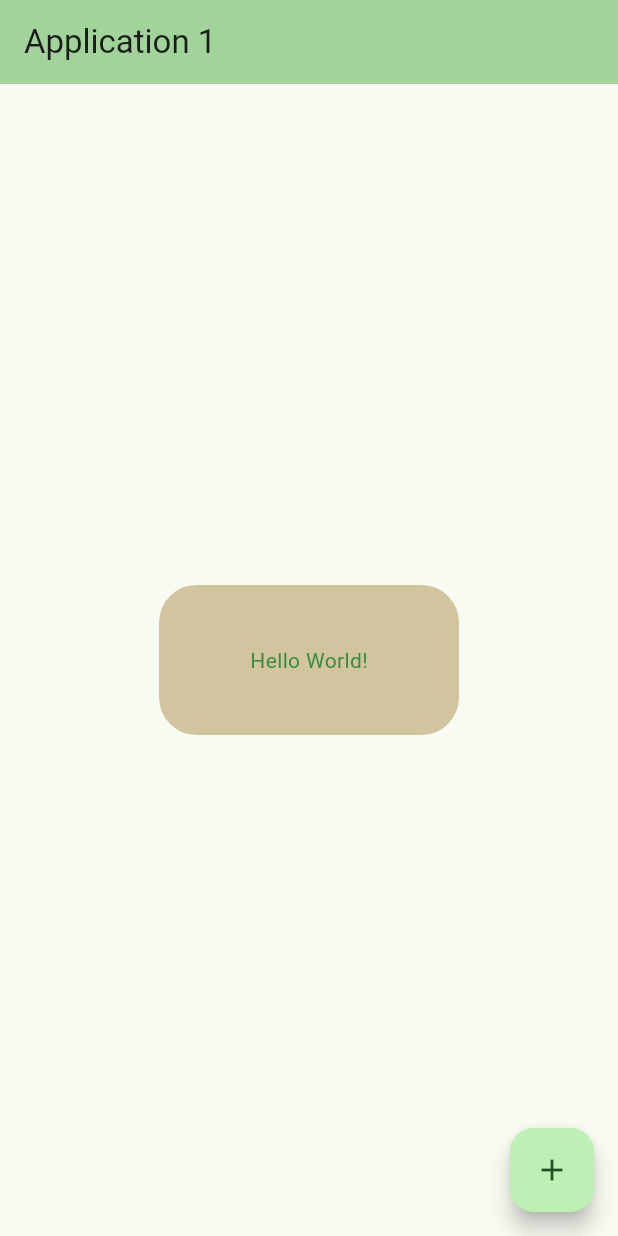
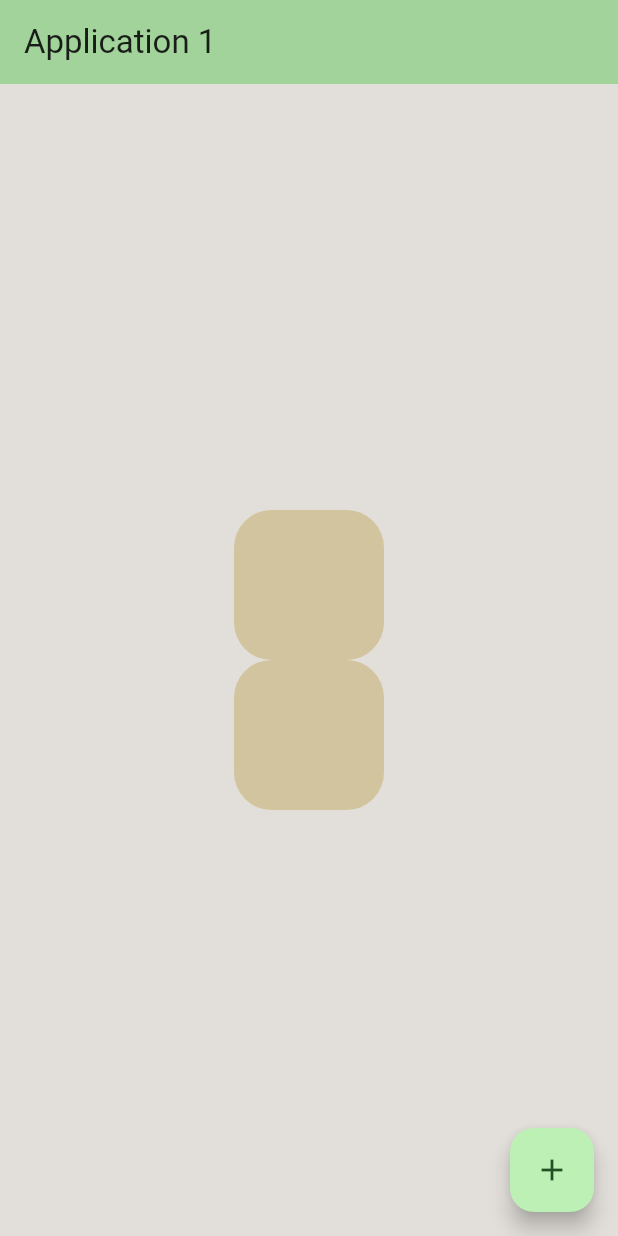
Before and after one commit to 49M/flutter_app1, a Flutter app: the screen it shows after launch, on a phone screen of 412 x 824 dp. Run offline on Flutter 3.47's test engine with Material 3 defaults, Android fonts, the phone set to English and light mode, and no system bars.

Commit message:
column practice

```diff
--- a/lib/main.dart
+++ b/lib/main.dart
@@ -83,21 +83,31 @@ class _MyHomePageState extends State<MyHomePage> {
             // Center is a layout widget. It takes a single child and positions it
             // in the middle of the parent.
             child: Container(
+          color: const Color(0xFFE2DFDA),
+          width: double.infinity,
+          child: Column(mainAxisAlignment: MainAxisAlignment.center, children: [
+            Container(
               height: 100,
-            width: 200,
+              width: 100,
               decoration: BoxDecoration(
                 borderRadius: BorderRadius.circular(25.0),
                 color: const Color(0xFFD2C49E),
               ),
-            alignment: Alignment.center,
-            child: Text('Hello World!',
-                style: TextStyle(color: Colors.green[700]))),
             ),
+            Container(
+              height: 100,
+              width: 100,
+              decoration: BoxDecoration(
+                borderRadius: BorderRadius.circular(25.0),
+                color: const Color(0xFFD2C49E),
+              ),
+            ),
+          ]),
+        )), // This trailing comma makes auto-formatting nicer for build methods.
         floatingActionButton: FloatingActionButton(
           onPressed: _incrementCounter,
           tooltip: 'Increment',
           child: const Icon(Icons.add),
-      ), // This trailing comma makes auto-formatting nicer for build methods.
-    );
+        ));
   }
 }
```
Lines whose indentation alone changed are shown as unchanged.
